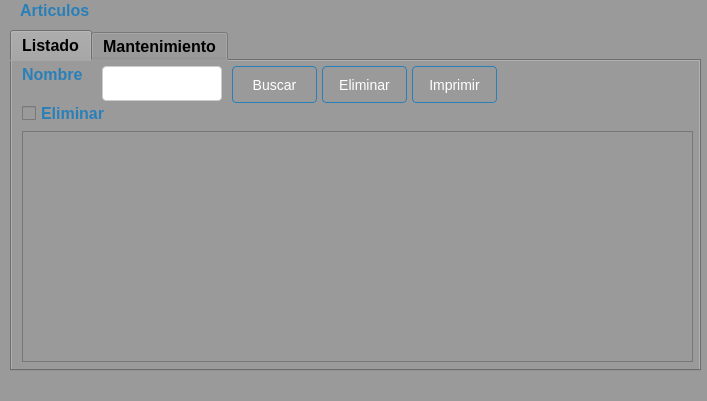
Before: the Qt Designer form Sistema de ventas/ui/FrmArticulo.ui in CodeDrTech/DevelopPython, drawn with Qt 5.
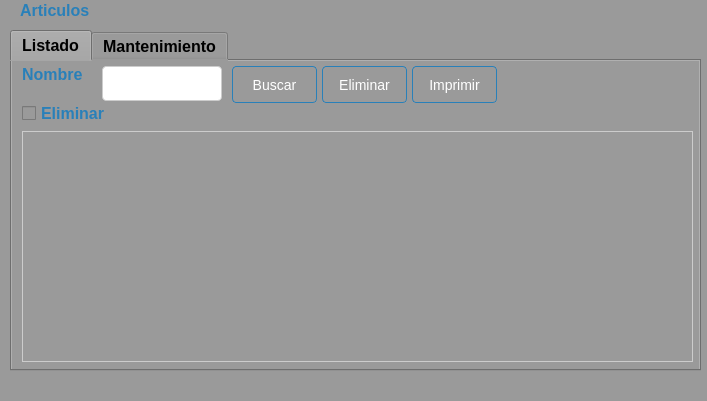
After: the same form once the commit is applied.

```diff
--- a/Sistema de ventas/ui/FrmArticulo.ui
+++ b/Sistema de ventas/ui/FrmArticulo.ui
@@ -337,6 +337,53 @@
         <height>231</height>
        </rect>
       </property>
+      <property name="styleSheet">
+       <string notr="true">QTableView {
+    background-color: #9a9a9a;
+    border: 1px solid #cccccc;
+    selection-background-color: #3498db;
+    selection-color: #ffffff;
+}
+
+QTableView QHeaderView {
+    background-color: #d3d3d3;
+    color: #333333;
+    border: none;
+}
+
+QTableView QHeaderView::section {
+    background-color: #bbbbbb;
+    color: #333333;
+    padding: 6px;
+    border: 1px solid #cccccc;
+}
+
+QTableView QHeaderView::section:checked {
+    background-color: #3498db;
+    color: #ffffff;
+}
+
+QTableView::item {
+    padding: 6px;
+}
+
+QTableView::item:selected {
+    background-color: #3498db;
+    color: #ffffff;
+}
+
+QTableView::item:focus {
+    background-color: #3498db;
+    color: #ffffff;
+    outline: none;
+}
+
+QTableView::item:hover {
+    background-color: #d3d3d3;
+    color: #333333;
+}
+</string>
+      </property>
      </widget>
     </widget>
     <widget class="QWidget" name="tab_2">
```
